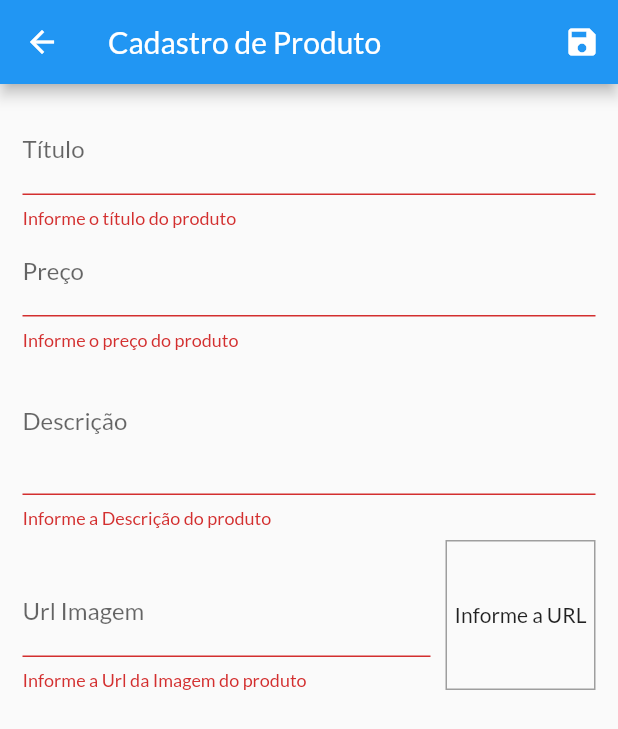
After one commit to phabioas/shop, a Flutter app: the ProductForm screen opened by its route, after a tap on the "save" icon, on a phone screen of 412 x 824 dp. The commit adds this screen. Shown: the top 729 px of the screen. Run offline on Flutter 3.47's test engine with Material 2 defaults, Android fonts, the phone set to English and light mode, and no system bars; network calls fail.

Commit message:
Controle de produtos

```diff
--- a/lib/main.dart
+++ b/lib/main.dart
@@ -4,6 +4,8 @@ import 'package:shop/providers/cart_provider.dart';
 import 'package:shop/providers/order_provider.dart';
 import 'package:shop/views/cart_screen.dart';
 import 'package:shop/views/order_screen.dart';
+import 'package:shop/views/product_form_screen.dart';
+import 'package:shop/views/products_screen.dart';
 import 'providers/products_provider.dart';
 import 'package:shop/utils/app_routes.dart';
 import 'package:shop/views/product_detail_screen.dart';
@@ -39,6 +41,8 @@ class MyApp extends StatelessWidget {
           AppRoute.productDetail: (ctx) => ProductDetailScreen(),
           AppRoute.cart: (ctx) => CartScreen(),
           AppRoute.order: (ctx) => OrderScreen(),
+          AppRoute.products: (ctx) => ProductsScreen(),
+          AppRoute.productForm: (ctx) => ProductForm(),
         },
       ),
     );
--- a/lib/models/product.dart
+++ b/lib/models/product.dart
@@ -1,7 +1,7 @@
 import 'package:flutter/foundation.dart';
 
 class Product with ChangeNotifier {
-  final String id;
+  late String? id;
   final String title;
   final String description;
   final double price;
@@ -9,7 +9,7 @@ class Product with ChangeNotifier {
   bool isFavorite;
 
   Product({
-    required this.id,
+    this.id,
     required this.title,
     required this.description,
     required this.price,
--- a/lib/providers/cart_provider.dart
+++ b/lib/providers/cart_provider.dart
@@ -27,7 +27,7 @@ class CartProvider with ChangeNotifier {
   void addItens(Product product) {
     if (_items.containsKey(product.id)) {
       _items.update(
-        product.id,
+        product.id!,
         (value) => CartItem(
           id: value.id,
           productId: value.productId,
@@ -38,10 +38,10 @@ class CartProvider with ChangeNotifier {
       );
     } else {
       _items.putIfAbsent(
-        product.id,
+        product.id!,
         () => CartItem(
           id: Random().nextDouble().toString(),
-          productId: product.id,
+          productId: product.id!,
           title: product.title,
           quantity: 1,
           price: product.price,
--- a/lib/utils/app_routes.dart
+++ b/lib/utils/app_routes.dart
@@ -1,5 +1,7 @@
 class AppRoute {
   static final home = '/';
+  static final products = '/products';
+  static final productForm = '/product-form';
   static final productDetail = '/product-detail';
   static final cart = '/cart-detail';
   static final order = '/order-detail';
--- /dev/null
+++ b/lib/views/product_form_screen.dart
@@ -0,0 +1,253 @@
+import 'package:flutter/material.dart';
+import 'package:provider/provider.dart';
+import 'package:shop/models/product.dart';
+import 'package:shop/providers/products_provider.dart';
+
+class ProductForm extends StatefulWidget {
+  @override
+  _ProductFormState createState() => _ProductFormState();
+}
+
+class _ProductFormState extends State<ProductForm> {
+  final _priceFocusNode = FocusNode();
+  final _descriptionFocusNode = FocusNode();
+  final _imageUrlFocusNode = FocusNode();
+  final _imageUrlController = TextEditingController();
+  final _form = GlobalKey<FormState>();
+  final _fomData = Map<String, Object?>();
+
+  @override
+  void initState() {
+    super.initState();
+    _imageUrlFocusNode.addListener(_updateImage);
+  }
+
+  @override
+  void didChangeDependencies() {
+    super.didChangeDependencies();
+
+    print('arguments: ${ModalRoute.of(context)!.settings.arguments}');
+
+    if (_fomData.isEmpty) {
+      if (ModalRoute.of(context)!.settings.arguments != null) {
+        final product = ModalRoute.of(context)!.settings.arguments as Product;
+
+        _fomData['id'] = product.id;
+        _fomData['title'] = product.title;
+        _fomData['description'] = product.description;
+        _fomData['price'] = product.price;
+        _fomData['imageUrl'] = product.imageUrl;
+
+        // Como o textField possui um controller.
+        // o campo deve ser preenchido pelo controller.
+        // Se colocar o initialValue no TextField vai dar erro
+        _imageUrlController.text = product.imageUrl;
+      } else {
+        _fomData['id'] = null;
+        _fomData['title'] = "";
+        _fomData['description'] = "";
+        _fomData['price'] = "";
+        _fomData['imageUrl'] = "";
+      }
+    }
+  }
+
+  void _updateImage() {
+    if (isValidUrlImage(_imageUrlController.text)) {
+      setState(() {});
+    }
+  }
+
+  bool isValidUrlImage(String url) {
+    bool isValidProtocol = url.toLowerCase().startsWith('http://') ||
+        url.toLowerCase().startsWith('https://');
+
+    bool isValidImage = url.toLowerCase().endsWith('.png') ||
+        url.toLowerCase().endsWith('.jpg') ||
+        url.toLowerCase().endsWith('.jpeg');
+
+    return (isValidProtocol && isValidImage);
+  }
+
+  String? getProductId() {
+    if (_fomData['id'] != null) {
+      return _fomData['id'].toString();
+    }
+
+    return null;
+  }
+
+  void _saveForm() {
+    var isValid = _form.currentState!.validate();
+
+    if (isValid) {
+      _form.currentState!.save();
+      print(_fomData.values);
+
+      final newProduct = Product(
+        id: getProductId(),
+        title: _fomData['title'].toString(),
+        description: _fomData['description'].toString(),
+        price: double.parse(_fomData['price'].toString()),
+        imageUrl: _fomData['imageUrl'].toString(),
+      );
+
+      print(newProduct.id);
+      print(newProduct.title);
+      print(newProduct.description);
+      print(newProduct.price);
+      print(newProduct.imageUrl);
+
+      final productProvider =
+          Provider.of<ProductProvider>(context, listen: false);
+
+      if (newProduct.id == null) {
+        productProvider.addProduct(newProduct);
+      } else {
+        productProvider.updateProduct(newProduct);
+      }
+
+      Navigator.of(context).pop();
+    }
+  }
+
+  @override
+  void dispose() {
+    super.dispose();
+    _priceFocusNode.dispose();
+    _descriptionFocusNode.dispose();
+    _imageUrlFocusNode.removeListener(_updateImage);
+    _imageUrlFocusNode.dispose();
+  }
+
+  @override
+  Widget build(BuildContext context) {
+    return Scaffold(
+      appBar: AppBar(
+        title: Text("Cadastro de Produto"),
+        actions: [
+          IconButton(
+            onPressed: () {
+              _saveForm();
+            },
+            icon: Icon(Icons.save),
+          ),
+        ],
+      ),
+      body: Padding(
+        padding: const EdgeInsets.all(15.0),
+        child: Form(
+          key: _form,
+          child: ListView(
+            children: [
+              TextFormField(
+                  decoration: InputDecoration(labelText: 'Título'),
+                  // Para definir o próximo foco após o enter
+                  textInputAction: TextInputAction.next,
+                  initialValue: _fomData['title'].toString(),
+                  validator: (value) {
+                    if (value == null || value.trim().isEmpty) {
+                      return 'Informe o título do produto';
+                    }
+
+                    return null;
+                  },
+                  onFieldSubmitted: (_) {
+                    FocusScope.of(context).requestFocus(_priceFocusNode);
+                  },
+                  // validator: (value) { return (value != null && value.isEmpty); },
+                  onSaved: (value) => _fomData['title'] = value!),
+              TextFormField(
+                decoration: InputDecoration(labelText: 'Preço'),
+                keyboardType: TextInputType.numberWithOptions(decimal: true),
+                focusNode: _priceFocusNode,
+                textInputAction: TextInputAction.next,
+                initialValue: _fomData['price'].toString(),
+                validator: (value) {
+                  if (value == null || value.trim().isEmpty) {
+                    return 'Informe o preço do produto';
+                  }
+
+                  double? valor = double.tryParse(value);
+                  if (valor == null || valor <= 0) {
+                    return 'Preço do produto incorreto';
+                  }
+
+                  return null;
+                },
+                onFieldSubmitted: (_) {
+                  FocusScope.of(context).requestFocus(_descriptionFocusNode);
+                },
+                onSaved: (value) => _fomData['price'] = double.parse(value!),
+              ),
+              TextFormField(
+                decoration: InputDecoration(labelText: 'Descrição'),
+                maxLines: 3,
+                keyboardType: TextInputType.multiline,
+                focusNode: _descriptionFocusNode,
+                initialValue: _fomData['description'].toString(),
+                validator: (value) {
+                  if (value == null || value.trim().isEmpty) {
+                    return 'Informe a Descrição do produto';
+                  }
+
+                  return null;
+                },
+                onSaved: (value) => _fomData['description'] = value!,
+              ),
+              Row(
+                crossAxisAlignment: CrossAxisAlignment.end,
+                children: [
+                  Expanded(
+                    child: TextFormField(
+                      decoration: InputDecoration(labelText: 'Url Imagem'),
+                      keyboardType: TextInputType.url,
+                      textInputAction: TextInputAction.done,
+                      focusNode: _imageUrlFocusNode,
+                      controller: _imageUrlController,
+                      validator: (value) {
+                        if (value == null || value.isEmpty) {
+                          return 'Informe a Url da Imagem do produto';
+                        }
+
+                        if (!isValidUrlImage(value)) {
+                          return 'Informe uma url Válida';
+                        }
+
+                        return null;
+                      },
+                      onSaved: (value) => _fomData['imageUrl'] = value!,
+                      onFieldSubmitted: (_) {
+                        _saveForm();
+                      },
+                    ),
+                  ),
+                  Container(
+                    height: 100,
+                    width: 100,
+                    margin: EdgeInsets.only(top: 8, left: 10),
+                    decoration: BoxDecoration(
+                      border: Border.all(
+                        color: Colors.grey,
+                        width: 1,
+                      ),
+                    ),
+                    alignment: Alignment.center,
+                    child: _imageUrlController.text.isEmpty
+                        ? Text("Informe a URL")
+                        : FittedBox(
+                            child: Image.network(
+                              _imageUrlController.text,
+                              fit: BoxFit.cover,
+                            ),
+                          ),
+                  )
+                ],
+              ),
+            ],
+          ),
+        ),
+      ),
+    );
+  }
+}
--- a/lib/widgets/product_grid.dart
+++ b/lib/widgets/product_grid.dart
@@ -14,15 +14,12 @@ class ProductGrid extends StatelessWidget {
         ? Provider.of<ProductProvider>(context).favoriteitems
         : Provider.of<ProductProvider>(context).items;
 
-    print('ProductGrid $showFavoriteOnly');
-    print(products.length);
-
     return GridView.builder(
       padding: EdgeInsets.all(10),
       itemCount: products.length,
       itemBuilder: (ctx, i) => ChangeNotifierProvider<Product>.value(
         value: products[i],
-        child: ProductItem(),
+        child: ProductGridItem(),
       ),
       gridDelegate: SliverGridDelegateWithFixedCrossAxisCount(
         crossAxisCount: 2,
--- a/lib/widgets/product_grid_item.dart
+++ b/lib/widgets/product_grid_item.dart
@@ -4,7 +4,7 @@ import 'package:shop/models/product.dart';
 import 'package:shop/providers/cart_provider.dart';
 import 'package:shop/utils/app_routes.dart';
 
-class ProductItem extends StatelessWidget {
+class ProductGridItem extends StatelessWidget {
   @override
   Widget build(BuildContext context) {
     final Product product = Provider.of<Product>(context, listen: false);
@@ -60,7 +60,7 @@ class ProductItem extends StatelessWidget {
                     action: SnackBarAction(
                       label: 'DESFAZER',
                       onPressed: () {
-                        cart.removeSingleItem(product.id);
+                        cart.removeSingleItem(product.id!);
                       },
                     ),
                   ),
```
Also changed, not shown: lib/providers/products_provider.dart (+24 -4 lines), lib/views/products_screen.dart (added, +43 -0 lines), lib/widgets/app_drawer.dart (+10 -0 lines), lib/widgets/product_item.dart (added, +76 -0 lines).
